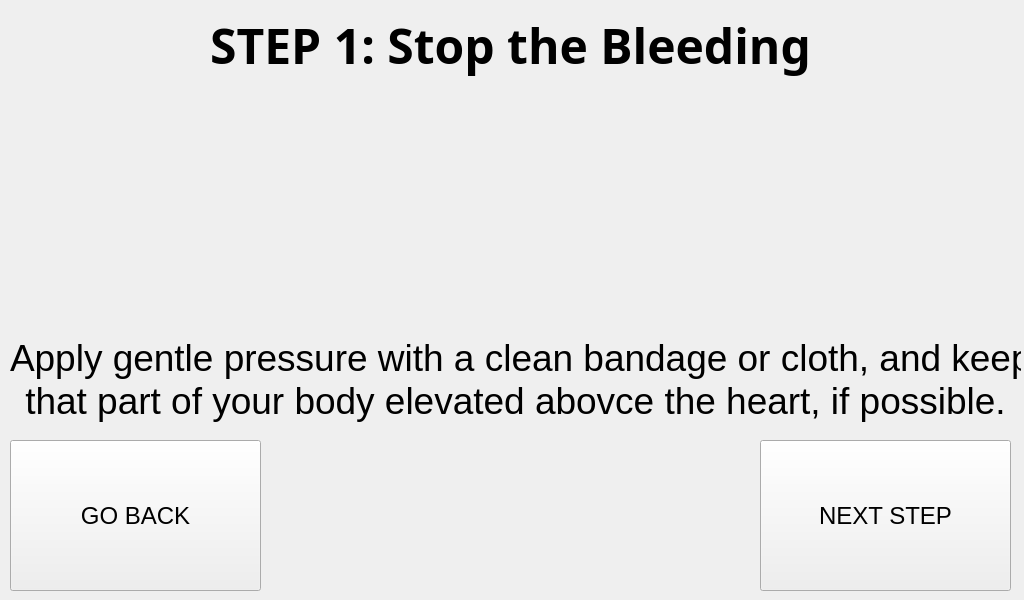
Qt form RASPI/injuries/laceration_step_1.ui (Pwersa/Medical-Cabinet) before a commit.
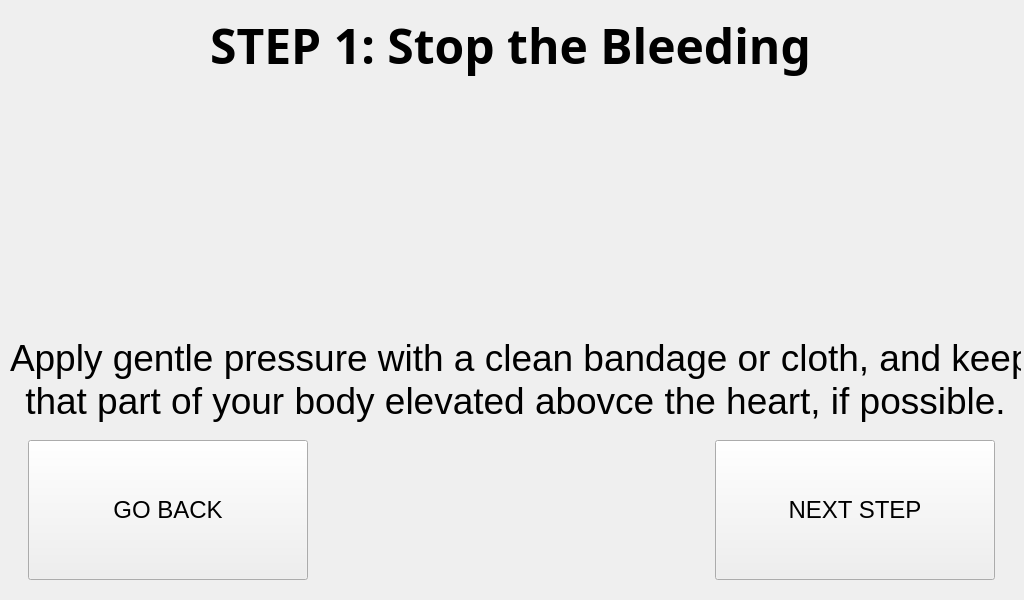
The same form after that commit.

What changed in the file:
```diff
--- a/RASPI/injuries/laceration_step_1.ui
+++ b/RASPI/injuries/laceration_step_1.ui
@@ -110,12 +110,24 @@
    <widget class="QPushButton" name="next_step_button">
     <property name="geometry">
      <rect>
-      <x>760</x>
+      <x>715</x>
       <y>440</y>
-      <width>251</width>
-      <height>151</height>
+      <width>280</width>
+      <height>140</height>
      </rect>
     </property>
+    <property name="minimumSize">
+     <size>
+      <width>280</width>
+      <height>140</height>
+     </size>
+    </property>
+    <property name="maximumSize">
+     <size>
+      <width>280</width>
+      <height>140</height>
+     </size>
+    </property>
     <property name="font">
      <font>
       <pointsize>18</pointsize>
@@ -131,12 +143,24 @@
    <widget class="QPushButton" name="go_back_button">
     <property name="geometry">
      <rect>
-      <x>10</x>
+      <x>28</x>
       <y>440</y>
-      <width>251</width>
-      <height>151</height>
+      <width>280</width>
+      <height>140</height>
      </rect>
     </property>
+    <property name="minimumSize">
+     <size>
+      <width>280</width>
+      <height>140</height>
+     </size>
+    </property>
+    <property name="maximumSize">
+     <size>
+      <width>280</width>
+      <height>140</height>
+     </size>
+    </property>
     <property name="font">
      <font>
       <pointsize>18</pointsize>
```
